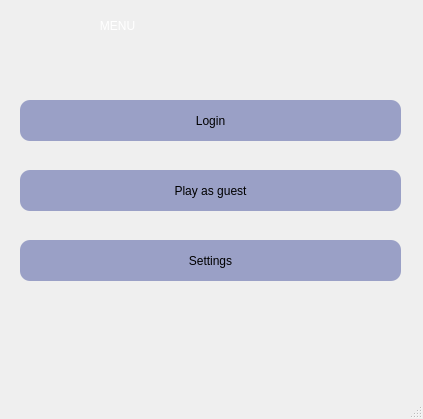
Above: project-puzzle/menu.ui from MorvaridAmiri/Gem-Puzzle-Project before the change. Below: the same form after it.
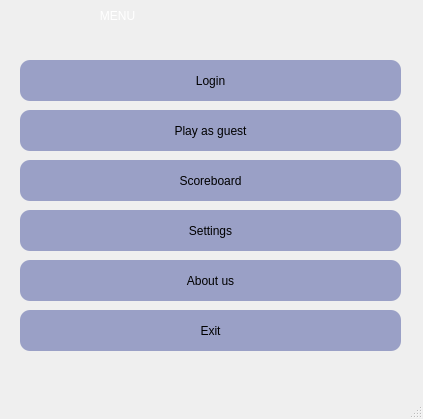
That is the form after the change.

What changed in the file:
```diff
--- a/project-puzzle/menu.ui
+++ b/project-puzzle/menu.ui
@@ -52,7 +52,7 @@
     <property name="geometry">
      <rect>
       <x>10</x>
-      <y>10</y>
+      <y>0</y>
       <width>401</width>
       <height>31</height>
      </rect>
@@ -70,7 +70,7 @@
     <property name="geometry">
      <rect>
       <x>20</x>
-      <y>100</y>
+      <y>60</y>
       <width>381</width>
       <height>41</height>
      </rect>
@@ -100,7 +100,7 @@
     <property name="geometry">
      <rect>
       <x>20</x>
-      <y>170</y>
+      <y>110</y>
       <width>381</width>
       <height>41</height>
      </rect>
@@ -131,7 +131,7 @@
     <property name="geometry">
      <rect>
       <x>20</x>
-      <y>240</y>
+      <y>210</y>
       <width>381</width>
       <height>41</height>
      </rect>
@@ -157,6 +157,97 @@
      <string>Settings</string>
     </property>
    </widget>
+   <widget class="QPushButton" name="exit">
+    <property name="geometry">
+     <rect>
+      <x>20</x>
+      <y>310</y>
+      <width>381</width>
+      <height>41</height>
+     </rect>
+    </property>
+    <property name="styleSheet">
+     <string notr="true">QPushButton
+{
+font: 11pt &quot;Calibri Light&quot;;
+background-color : #9aa0c6;
+color : rgb(0, 0, 0);
+padding : 5px;
+border-radius : 10px;
+}
+QPushButton:hover
+{
+color : rgb(0, 0, 0);
+background-color:rgb(255,255,255);
+
+}
+</string>
+    </property>
+    <property name="text">
+     <string>Exit</string>
+    </property>
+   </widget>
+   <widget class="QPushButton" name="scoreboard">
+    <property name="geometry">
+     <rect>
+      <x>20</x>
+      <y>160</y>
+      <width>381</width>
+      <height>41</height>
+     </rect>
+    </property>
+    <property name="styleSheet">
+     <string notr="true">QPushButton
+{
+font: 11pt &quot;Calibri Light&quot;;
+background-color : #9aa0c6;
+color : rgb(0, 0, 0);
+padding : 5px;
+border-radius : 10px;
+}
+QPushButton:hover
+{
+color : rgb(0, 0, 0);
+background-color:rgb(255,255,255);
+
+}
+
+</string>
+    </property>
+    <property name="text">
+     <string>Scoreboard</string>
+    </property>
+   </widget>
+   <widget class="QPushButton" name="about_us">
+    <property name="geometry">
+     <rect>
+      <x>20</x>
+      <y>260</y>
+      <width>381</width>
+      <height>41</height>
+     </rect>
+    </property>
+    <property name="styleSheet">
+     <string notr="true">QPushButton
+{
+font: 11pt &quot;Calibri Light&quot;;
+background-color : #9aa0c6;
+color : rgb(0, 0, 0);
+padding : 5px;
+border-radius : 10px;
+}
+QPushButton:hover
+{
+color : rgb(0, 0, 0);
+background-color:rgb(255,255,255);
+
+}
+</string>
+    </property>
+    <property name="text">
+     <string>About us</string>
+    </property>
+   </widget>
   </widget>
   <widget class="QMenuBar" name="menubar">
    <property name="geometry">
```
